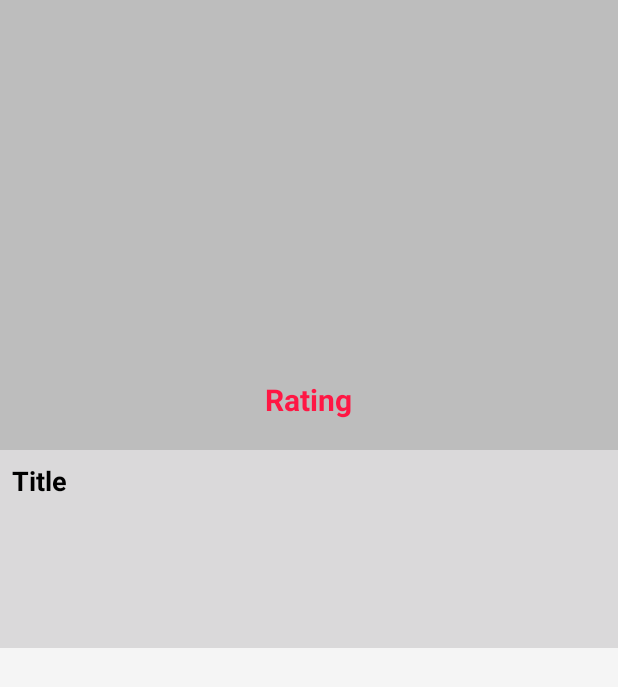
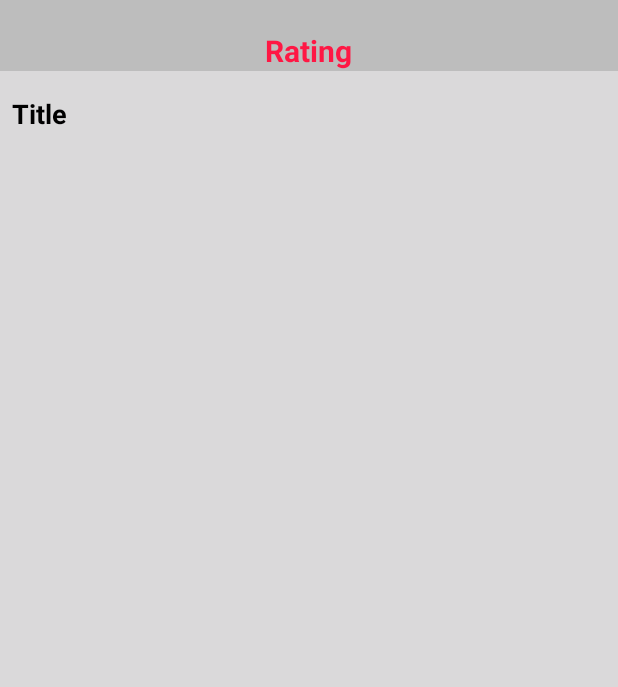
Before and after one commit to Kamaldoni/PopularMovies, an Android app: the layout activity_movie_details.xml on its own in the app's theme, with its tools: preview values and no code run, on a phone screen of 412 x 824 dp. Shown: the top 687 px of the screen. Run offline under Robolectric (Android 15) with nearby library versions, the phone set to English and light mode, and no system bars.

Commit message:
Make Movie.class implement parcelable and make some minor changes in code(delete backdrop poster for movie details actitivity)

```diff
--- a/app/src/main/java/movies/popular/android/com/popularmovies/MainActivity.java
+++ b/app/src/main/java/movies/popular/android/com/popularmovies/MainActivity.java
@@ -292,12 +292,12 @@ public class MainActivity extends AppCompatActivity implements LoaderManager.Loa
             @Override
             public void onItemClick(AdapterView<?> parent, View view, int position, long id) {
                 Intent intent = new Intent(MainActivity.this, MovieDetails.class);
-                intent.putExtra(Utils.VOTE_AVER, finalMovies.get(position).getVote_average());
+                /*intent.putExtra(Utils.VOTE_AVER, finalMovies.get(position).getVote_average());
                 intent.putExtra(Utils.ORIGINAL_TITLE, finalMovies.get(position).getOriginal_title());
                 intent.putExtra(Utils.RELEASE_DATE, finalMovies.get(position).getRelease_date());
                 intent.putExtra(Utils.MOVIE_POSTER, finalMovies.get(position).getPoster_path());
-                intent.putExtra(Utils.OVERVIEW, finalMovies.get(position).getOverview());
-                intent.putExtra(Utils.BACKGROUND_PATH, finalMovies.get(position).getBackdrop());
+                intent.putExtra(Utils.OVERVIEW, finalMovies.get(position).getOverview());*/
+                intent.putExtra("movie", finalMovies.get(position));
                 startActivity(intent);
 
             }
--- a/app/src/main/res/layout/activity_movie_details.xml
+++ b/app/src/main/res/layout/activity_movie_details.xml
@@ -8,7 +8,9 @@
     <android.support.design.widget.AppBarLayout
         android:id="@+id/appbar"
         android:layout_width="match_parent"
-        android:layout_height="300dp">
+        android:layout_height="wrap_content"
+        >
+
 
         <android.support.design.widget.CollapsingToolbarLayout
             android:layout_width="match_parent"
@@ -22,22 +24,8 @@
                 android:layout_height="match_parent"
                 android:background="@color/backgroundGrid">
 
-                <ImageView
-                    android:id="@+id/backdrop"
-                    android:layout_width="match_parent"
-                    android:layout_height="250dp"
-                    android:layout_alignParentTop="true"
 
-                    />
-                <ImageView
-                    android:id="@+id/poster"
-                    android:layout_width="wrap_content"
-                    android:layout_height="wrap_content"
-                    android:layout_marginTop="8dp"
-                    android:layout_marginLeft="10dp"
-                    android:layout_alignParentBottom="true"
-                    android:layout_alignParentLeft="true"
-                    />
+
 
                 <TextView
                     android:id="@+id/averageRating"
@@ -64,7 +52,7 @@
     <android.support.v4.widget.NestedScrollView
         android:layout_width="match_parent"
         android:layout_height="match_parent"
-        android:background="#f5f5f5"
+        android:background="#dad9da"
         app:layout_behavior="android.support.design.widget.AppBarLayout$ScrollingViewBehavior">
 
         <LinearLayout
@@ -73,6 +61,18 @@
             android:background="#dad9da"
             android:orientation="vertical"
             tools:context="movies.popular.android.com.popularmovies.MovieDetails">
+
+
+            <ImageView
+                android:id="@+id/poster"
+                android:layout_width="wrap_content"
+                android:layout_height="wrap_content"
+                android:layout_marginTop="8dp"
+                android:layout_marginLeft="10dp"
+                android:layout_alignParentBottom="true"
+                android:layout_alignParentLeft="true"
+                />
+
 
             <TextView
                 android:id="@+id/original_title"
```
Also changed, not shown: app/src/main/java/movies/popular/android/com/popularmovies/Data/DbOpenHelper.java (added, +24 -0 lines), app/src/main/java/movies/popular/android/com/popularmovies/Modul/Movie.java (+58 -6 lines), app/src/main/java/movies/popular/android/com/popularmovies/MovieDetails.java (+12 -16 lines), app/src/main/java/movies/popular/android/com/popularmovies/Util/NetworkUtils.java (+3 -6 lines).
